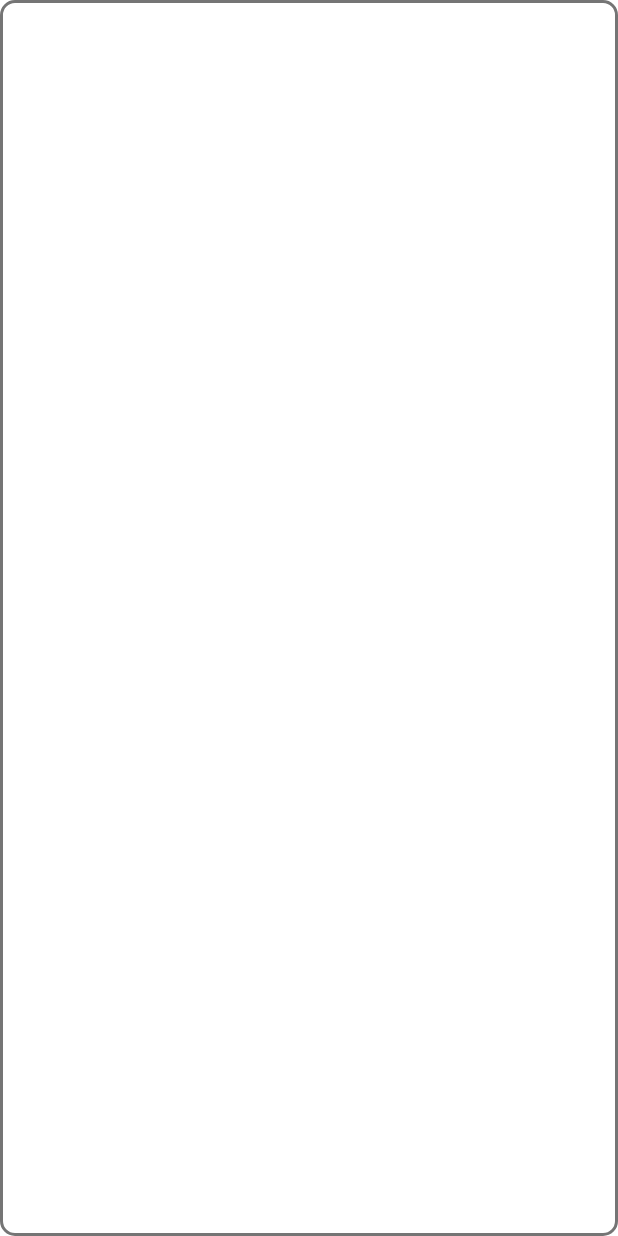
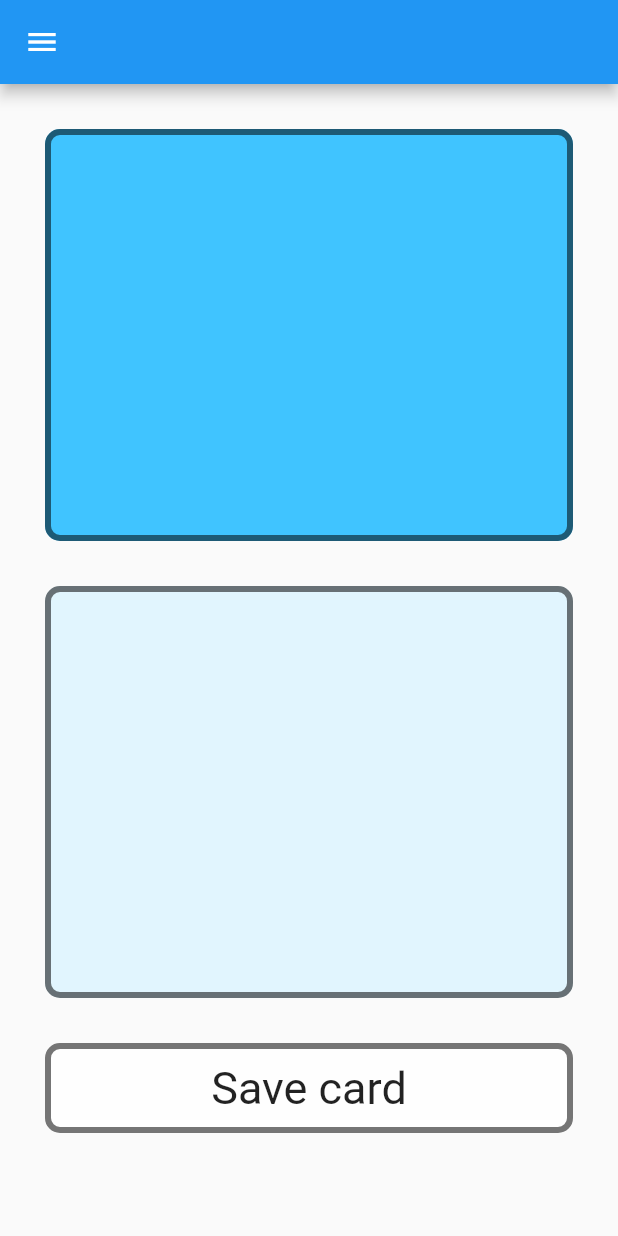
Before and after one commit to lsdrfrx/cardiction, a Flutter app: the screen it shows after launch, in the side drawer, after a tap on "New Card", on a phone screen of 412 x 824 dp. Run offline on Flutter 3.47's test engine with Material 2 defaults, Android fonts, the phone set to English and light mode, and no system bars.

Commit message:
implementing new card page

```diff
--- a/lib/main.dart
+++ b/lib/main.dart
@@ -1,9 +1,10 @@
 import 'package:flutter/material.dart';
+import 'package:flutter_desktop_test/src/pages/new_card.dart';
 import 'package:flutter_desktop_test/src/pages/vocabulary.dart';
 
 void main() {
   const app = MaterialApp(
-    home: Vocabulary(),
+    home: NewCardPage(),
   );
 
   runApp(app);
--- a/lib/src/pages/new_card.dart
+++ b/lib/src/pages/new_card.dart
@@ -1,15 +1,58 @@
 import "package:flutter/material.dart";
+import "package:flutter_desktop_test/src/widgets/appbar.dart";
+import "package:flutter_desktop_test/src/widgets/drawer.dart";
 
 class NewCardPage extends StatelessWidget {
   const NewCardPage({super.key});
 
   @override
   Widget build(BuildContext context) {
-    return Container(
-      decoration: BoxDecoration(
-        borderRadius: BorderRadius.circular(10.0),
-        border: Border.all(color: Colors.black54, width: 2.0),
-      )
+    return Scaffold(
+      appBar: CustomAppBar(),
+      drawer: const CustomDrawer(),
+      body: Column(
+        children: [
+
+          const SizedBox(height: 30),
+          Container(
+            height: MediaQuery.of(context).size.height / 3,
+            margin: const EdgeInsets.only(left: 30, right: 30),
+            padding: const EdgeInsets.symmetric(vertical: 20),
+            decoration: BoxDecoration(
+              color: Colors.lightBlueAccent,
+              borderRadius: BorderRadius.circular(10.0),
+              border: Border.all(color: Colors.black54, width: 4.0),
+            ),
+          ),
+
+          const SizedBox(height: 30),
+          Container(
+            height: MediaQuery.of(context).size.height / 3,
+            margin: const EdgeInsets.only(left: 30, right: 30),
+            padding: const EdgeInsets.symmetric(vertical: 20),
+            decoration: BoxDecoration(
+              color: Colors.lightBlue[50],
+              borderRadius: BorderRadius.circular(10.0),
+              border: Border.all(color: Colors.black54, width: 4.0),
+            ),
+          ),
+
+          const SizedBox(height: 30),
+          Container(
+            // width: MediaQuery.of(context).size.width - 60,
+            height: 60,
+            margin: const EdgeInsets.only(left: 30, right: 30, bottom: 30),
+            decoration: BoxDecoration(
+              color: Colors.white70,
+              borderRadius: BorderRadius.circular(10),
+              border: Border.all(color: Colors.black54, width: 4),
+            ),
+            child: const Center(
+              child: Text('Save card', style: TextStyle(fontSize: 30),),
+            ),
+          ),
+        ],
+      ),
     );
   }
 }
```
